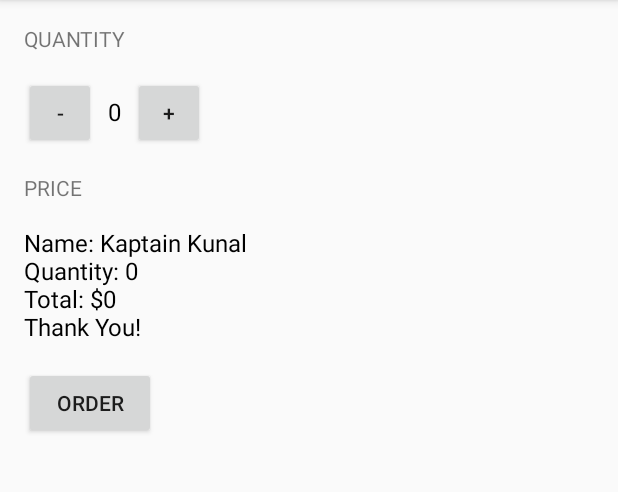
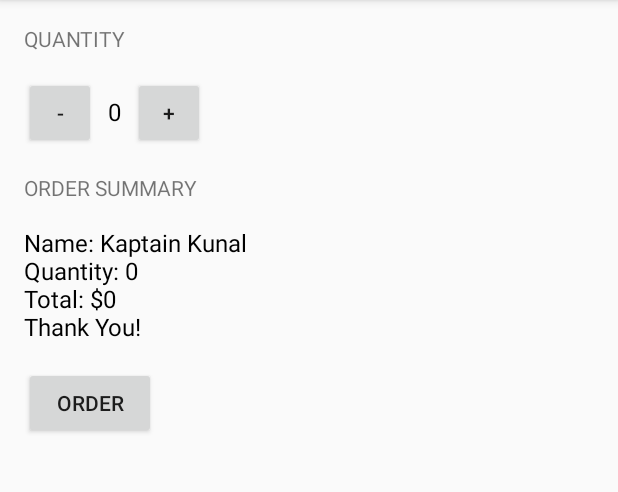
Before and after one commit to lkeude96/Learn, an Android app: the screen it shows after launch (MainActivity), after a tap on "ORDER", on a phone screen of 412 x 824 dp, the part 84-576 px from its top. Run offline under Robolectric (Android 15) with nearby library versions, the phone set to English and light mode, and no system bars.

Commit message:
The displayMessage Method

```diff
--- a/Udacity/Android Development for Beginners/JustJava/app/src/main/java/com/example/android/justjava/MainActivity.java
+++ b/Udacity/Android Development for Beginners/JustJava/app/src/main/java/com/example/android/justjava/MainActivity.java
@@ -46,21 +46,21 @@ public class MainActivity extends ActionBarActivity {
                 R.id.quantity_text_view);
         quantityTextView.setText("" + numberOfCoffees);
     }
-
-    /**
+/*
+    *//**
      * This method displays the given price on the screen.
-     */
+     *//*
     private void displayPrice(int number) {
         TextView priceTextView = (TextView) findViewById(R.id.price_text_view);
         priceTextView.setText(NumberFormat.getCurrencyInstance().format(number));
-    }
+    }*/
 
     /**
      * This method displays the given text on the screen.
      */
     private void displayMessage(String message) {
-        TextView priceTextView = (TextView) findViewById(R.id.price_text_view);
-        priceTextView.setText(message);
+        TextView orderSummaryTextView = (TextView) findViewById(R.id.order_summary_text_view);
+        orderSummaryTextView.setText(message);
     }
 
     /**
--- a/Udacity/Android Development for Beginners/JustJava/app/src/main/res/layout/activity_main.xml
+++ b/Udacity/Android Development for Beginners/JustJava/app/src/main/res/layout/activity_main.xml
@@ -49,11 +49,11 @@
         android:layout_width="wrap_content"
         android:layout_height="wrap_content"
         android:layout_marginTop="16dp"
-        android:text="Price"
+        android:text="Order Summary"
         android:textAllCaps="true" />
 
     <TextView
-        android:id="@+id/price_text_view"
+        android:id="@+id/order_summary_text_view"
         android:layout_width="wrap_content"
         android:layout_height="wrap_content"
         android:layout_marginTop="16dp"
```
